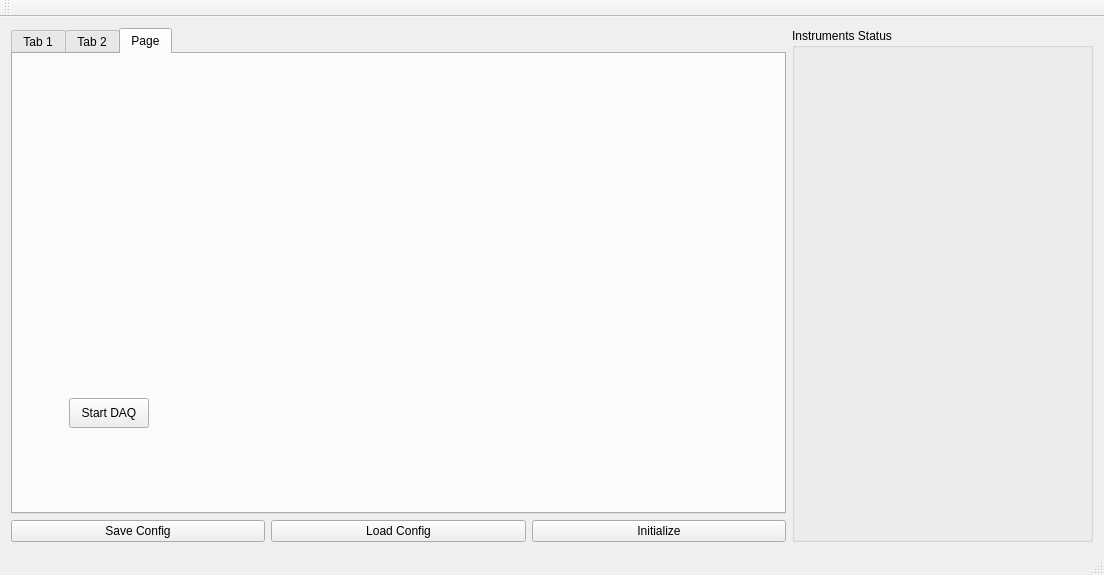
Above: forms/MainWindow.ui from korostysh/TCT-daq before the change. Below: the same form after it.
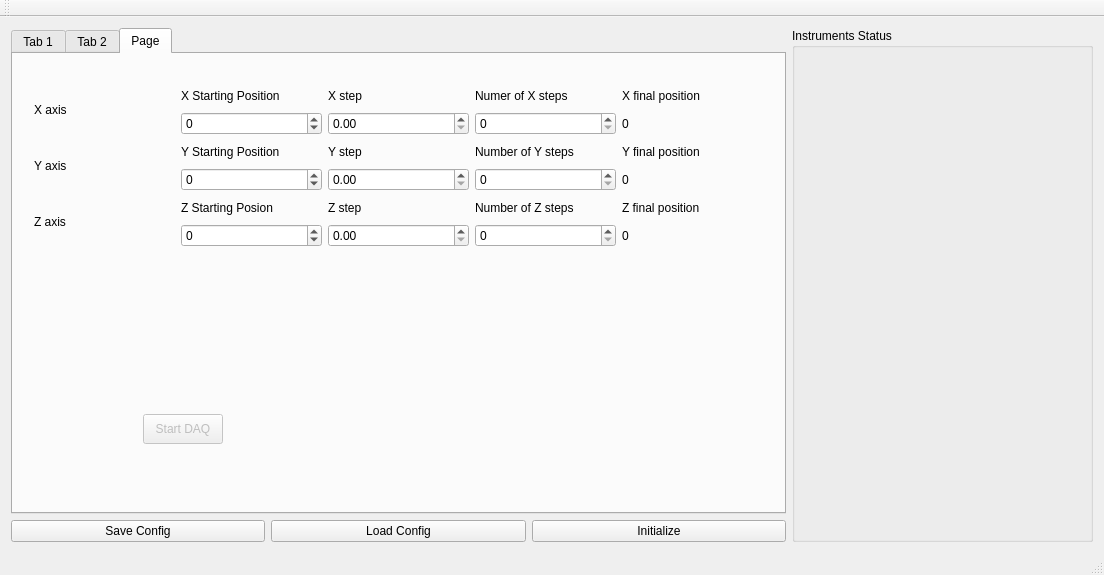
That is the form after the change. The open tabs and pages were chosen to show the change.

Commit message: Oscilloscope class added, setup modules added, reading from file added.

What changed in the file:
```diff
--- a/forms/MainWindow.ui
+++ b/forms/MainWindow.ui
@@ -542,64 +542,265 @@
            <attribute name="title">
             <string>Page</string>
            </attribute>
-           <widget class="QWidget" name="layoutWidget">
+           <widget class="QPushButton" name="start_daq">
+            <property name="enabled">
+             <bool>false</bool>
+            </property>
             <property name="geometry">
              <rect>
-              <x>17</x>
-              <y>27</y>
-              <width>130</width>
-              <height>358</height>
+              <x>130</x>
+              <y>360</y>
+              <width>80</width>
+              <height>30</height>
              </rect>
             </property>
-            <layout class="QVBoxLayout" name="verticalLayout_2">
-             <item>
-              <spacer name="verticalSpacer">
-               <property name="orientation">
-                <enum>Qt::Vertical</enum>
+            <property name="minimumSize">
+             <size>
+              <width>0</width>
+              <height>30</height>
+             </size>
+            </property>
+            <property name="maximumSize">
+             <size>
+              <width>80</width>
+              <height>30</height>
+             </size>
+            </property>
+            <property name="text">
+             <string>Start DAQ</string>
+            </property>
+           </widget>
+           <widget class="QWidget" name="gridLayoutWidget">
+            <property name="geometry">
+             <rect>
+              <x>10</x>
+              <y>20</y>
+              <width>751</width>
+              <height>184</height>
+             </rect>
+            </property>
+            <layout class="QGridLayout" name="gridLayout_3">
+             <item row="1" column="1">
+              <widget class="QDoubleSpinBox" name="XStart">
+               <property name="decimals">
+                <number>0</number>
                </property>
-               <property name="sizeHint" stdset="0">
-                <size>
-                 <width>20</width>
-                 <height>318</height>
-                </size>
+               <property name="minimum">
+                <double>-100000.000000000000000</double>
                </property>
-              </spacer>
+               <property name="maximum">
+                <double>1000000.000000000000000</double>
+               </property>
+              </widget>
              </item>
-             <item>
-              <layout class="QHBoxLayout" name="horizontalLayout_2">
-               <item>
-                <spacer name="horizontalSpacer_6">
-                 <property name="orientation">
-                  <enum>Qt::Horizontal</enum>
-                 </property>
-                 <property name="sizeHint" stdset="0">
-                  <size>
-                   <width>40</width>
-                   <height>20</height>
-                  </size>
-                 </property>
-                </spacer>
-               </item>
-               <item>
-                <widget class="QPushButton" name="start_daq">
-                 <property name="minimumSize">
-                  <size>
-                   <width>0</width>
-                   <height>30</height>
-                  </size>
-                 </property>
-                 <property name="maximumSize">
-                  <size>
-                   <width>80</width>
-                   <height>30</height>
-                  </size>
-                 </property>
-                 <property name="text">
-                  <string>Start DAQ</string>
-                 </property>
-                </widget>
-               </item>
-              </layout>
+             <item row="0" column="1">
+              <widget class="QLabel" name="label_32">
+               <property name="text">
+                <string>X Starting Position </string>
+               </property>
+              </widget>
+             </item>
+             <item row="2" column="0" rowspan="2">
+              <widget class="QLabel" name="label_29">
+               <property name="text">
+                <string>Y axis</string>
+               </property>
+              </widget>
+             </item>
+             <item row="0" column="0" rowspan="2">
+              <widget class="QLabel" name="label_30">
+               <property name="text">
+                <string>X axis</string>
+               </property>
+              </widget>
+             </item>
+             <item row="0" column="2">
+              <widget class="QLabel" name="label_35">
+               <property name="text">
+                <string>X step</string>
+               </property>
+              </widget>
+             </item>
+             <item row="5" column="1">
+              <widget class="QDoubleSpinBox" name="ZStart">
+               <property name="decimals">
+                <number>0</number>
+               </property>
+               <property name="minimum">
+                <double>-100000.000000000000000</double>
+               </property>
+               <property name="value">
+                <double>0.000000000000000</double>
+               </property>
+              </widget>
+             </item>
+             <item row="0" column="3">
+              <widget class="QLabel" name="label_38">
+               <property name="text">
+                <string>Numer of X steps</string>
+               </property>
+              </widget>
+             </item>
+             <item row="2" column="2">
+              <widget class="QLabel" name="label_36">
+               <property name="text">
+                <string>Y step</string>
+               </property>
+              </widget>
+             </item>
+             <item row="3" column="1">
+              <widget class="QDoubleSpinBox" name="YStart">
+               <property name="decimals">
+                <number>0</number>
+               </property>
+               <property name="minimum">
+                <double>-100000.000000000000000</double>
+               </property>
+               <property name="value">
+                <double>0.000000000000000</double>
+               </property>
+              </widget>
+             </item>
+             <item row="4" column="1">
+              <widget class="QLabel" name="label_34">
+               <property name="text">
+                <string>Z Starting Posion</string>
+               </property>
+              </widget>
+             </item>
+             <item row="4" column="0" rowspan="2">
+              <widget class="QLabel" name="label_31">
+               <property name="text">
+                <string>Z axis</string>
+               </property>
+              </widget>
+             </item>
+             <item row="2" column="3">
+              <widget class="QLabel" name="label_39">
+               <property name="text">
+                <string>Number of Y steps</string>
+               </property>
+              </widget>
+             </item>
+             <item row="2" column="1">
+              <widget class="QLabel" name="label_33">
+               <property name="text">
+                <string>Y Starting Position</string>
+               </property>
+              </widget>
+             </item>
+             <item row="4" column="3">
+              <widget class="QLabel" name="label_40">
+               <property name="text">
+                <string>Number of Z steps</string>
+               </property>
+              </widget>
+             </item>
+             <item row="4" column="2">
+              <widget class="QLabel" name="label_37">
+               <property name="text">
+                <string>Z step</string>
+               </property>
+              </widget>
+             </item>
+             <item row="0" column="4">
+              <widget class="QLabel" name="label_41">
+               <property name="text">
+                <string>X final position</string>
+               </property>
+              </widget>
+             </item>
+             <item row="2" column="4">
+              <widget class="QLabel" name="label_42">
+               <property name="text">
+                <string>Y final position</string>
+               </property>
+              </widget>
+             </item>
+             <item row="4" column="4">
+              <widget class="QLabel" name="label_43">
+               <property name="text">
+                <string>Z final position</string>
+               </property>
+              </widget>
+             </item>
+             <item row="5" column="3">
+              <widget class="QDoubleSpinBox" name="ZStepNum">
+               <property name="decimals">
+                <number>0</number>
+               </property>
+               <property name="minimum">
+                <double>0.000000000000000</double>
+               </property>
+               <property name="maximum">
+                <double>100000.000000000000000</double>
+               </property>
+               <property name="value">
+                <double>0.000000000000000</double>
+               </property>
+              </widget>
+             </item>
+             <item row="1" column="2">
+              <widget class="QDoubleSpinBox" name="XStepDAQ"/>
+             </item>
+             <item row="3" column="3">
+              <widget class="QDoubleSpinBox" name="YStepNum">
+               <property name="decimals">
+                <number>0</number>
+               </property>
+               <property name="minimum">
+                <double>0.000000000000000</double>
+               </property>
+               <property name="maximum">
+                <double>100000.000000000000000</double>
+               </property>
+               <property name="value">
+                <double>0.000000000000000</double>
+               </property>
+              </widget>
+             </item>
+             <item row="3" column="2">
+              <widget class="QDoubleSpinBox" name="YStepDAQ"/>
+             </item>
+             <item row="1" column="3">
+              <widget class="QDoubleSpinBox" name="XStepNum">
+               <property name="decimals">
+                <number>0</number>
+               </property>
+               <property name="minimum">
+                <double>0.000000000000000</double>
+               </property>
+               <property name="maximum">
+                <double>100000.000000000000000</double>
+               </property>
+               <property name="value">
+                <double>0.000000000000000</double>
+               </property>
+              </widget>
+             </item>
+             <item row="5" column="2">
+              <widget class="QDoubleSpinBox" name="ZStepDAQ"/>
+             </item>
+             <item row="3" column="4">
+              <widget class="QLabel" name="YFinal">
+               <property name="text">
+                <string>0</string>
+               </property>
+              </widget>
+             </item>
+             <item row="5" column="4">
+              <widget class="QLabel" name="ZFinal">
+               <property name="text">
+                <string>0</string>
+               </property>
+              </widget>
+             </item>
+             <item row="1" column="4">
+              <widget class="QLabel" name="XFinal">
+               <property name="text">
+                <string>0</string>
+               </property>
+              </widget>
              </item>
             </layout>
            </widget>
```
Left out of the diff: 63 changed lines with no effect on the pictures. The commit also changes 10 other files.
